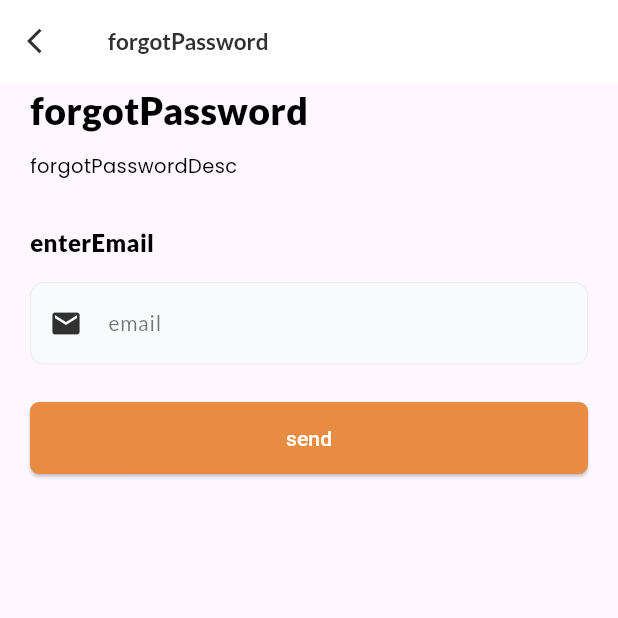
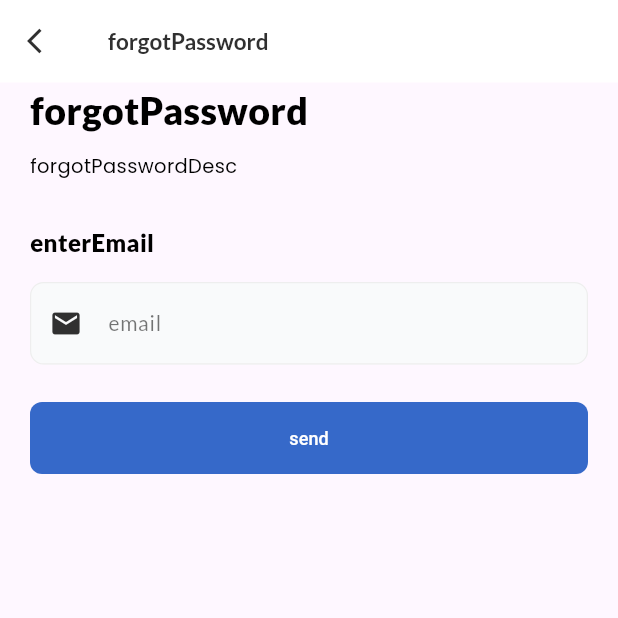
Before and after one commit to StrangerDeveloper/ismmart_vms, a Flutter app: the ForgotPasswordView screen opened by its route, on a phone screen of 412 x 824 dp, the top half of it. Run offline on Flutter 3.47's test engine with Material 3 defaults, Android fonts, the phone set to English and light mode, and no system bars; our stand-ins replace cached_network_image, country_code_picker, dropdown_search, firebase_core, fl_chart, flutter_image_compress and 9 more; missing offline and left inert: quill_html_editor; accounts and stored records are empty; statements that could not run were skipped; project files that could hold a hidden picture were left out.

Commit message:
custom button...

```diff
--- a/lib/widgets/custom_button.dart
+++ b/lib/widgets/custom_button.dart
@@ -19,14 +19,14 @@ class CustomTextBtn extends StatelessWidget {
 
   const CustomTextBtn({
     super.key,
-    this.height = 44,
+    this.height = 40,
     this.title = "",
     this.width = double.infinity,
     required this.onPressed,
-    this.backgroundColor = ThemeHelper.primary,
+    this.backgroundColor = ThemeHelper.blue1,
     this.foregroundColor = Colors.white,
     this.child,
-    this.radius = 6,
+    this.radius = 8,
     this.padding,
     this.tapTargetSize,
     this.borderSide = BorderSide.none,
@@ -35,7 +35,7 @@ class CustomTextBtn extends StatelessWidget {
 
   @override
   Widget build(BuildContext context) {
-    return ElevatedButton(
+    return TextButton(
       onPressed: onPressed,
       style: TextButton.styleFrom(
         padding: padding,
@@ -51,7 +51,11 @@ class CustomTextBtn extends StatelessWidget {
                 borderRadius: BorderRadius.circular(radius),
               ),
       ),
-      child: child ?? Text(title),
+      child: child ??
+          Text(
+            title,
+            style: const TextStyle(fontSize: 12),
+          ),
     );
   }
 }
```
